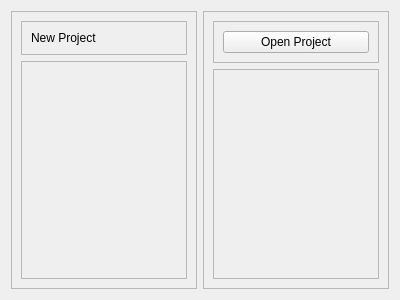
threezinedine/ntt-game-editor, file assets/ui_files/StartupWidget.ui: the form before one commit.
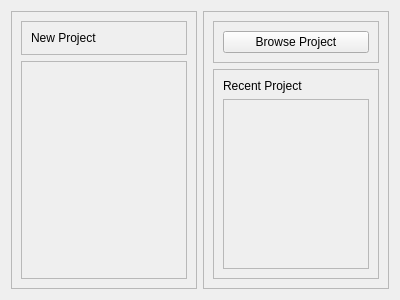
The form after the commit.

Commit message: add open project feature

Patch:
```diff
--- a/assets/ui_files/StartupWidget.ui
+++ b/assets/ui_files/StartupWidget.ui
@@ -87,7 +87,7 @@
          <item>
           <widget class="QPushButton" name="openProjectButton">
            <property name="text">
-            <string>Open Project</string>
+            <string>Browse Project</string>
            </property>
           </widget>
          </item>
@@ -109,8 +109,33 @@
          <enum>QFrame::Raised</enum>
         </property>
         <layout class="QVBoxLayout" name="verticalLayout_4">
+         <item alignment="Qt::AlignTop">
+          <widget class="QLabel" name="label_2">
+           <property name="text">
+            <string>Recent Project</string>
+           </property>
+          </widget>
+         </item>
          <item>
-          <layout class="QVBoxLayout" name="existedProjectLayout"/>
+          <widget class="QFrame" name="frame_7">
+           <property name="sizePolicy">
+            <sizepolicy hsizetype="Preferred" vsizetype="Expanding">
+             <horstretch>0</horstretch>
+             <verstretch>0</verstretch>
+            </sizepolicy>
+           </property>
+           <property name="frameShape">
+            <enum>QFrame::StyledPanel</enum>
+           </property>
+           <property name="frameShadow">
+            <enum>QFrame::Raised</enum>
+           </property>
+           <layout class="QVBoxLayout" name="verticalLayout_6">
+            <item>
+             <layout class="QVBoxLayout" name="recentProjectsLayout"/>
+            </item>
+           </layout>
+          </widget>
          </item>
         </layout>
        </widget>
```
Left out of the diff: 2 changed lines with no effect on the pictures. The commit also changes 11 other files.
